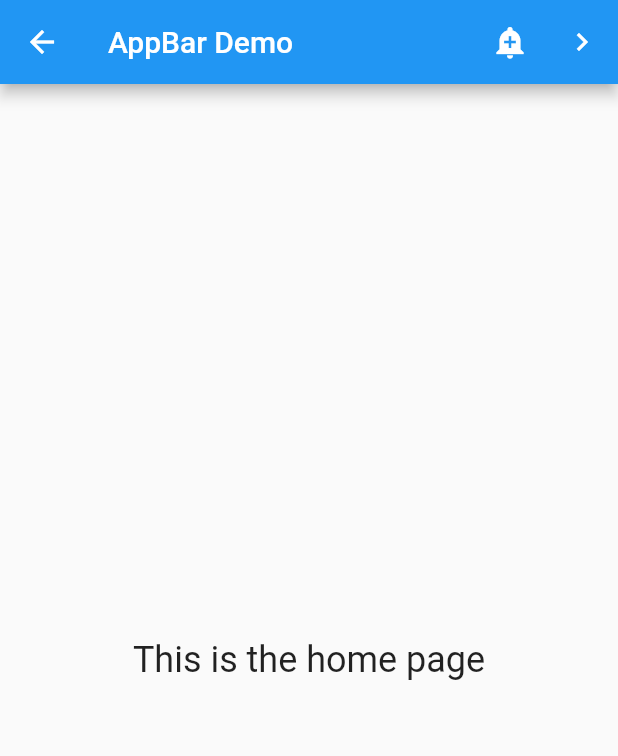
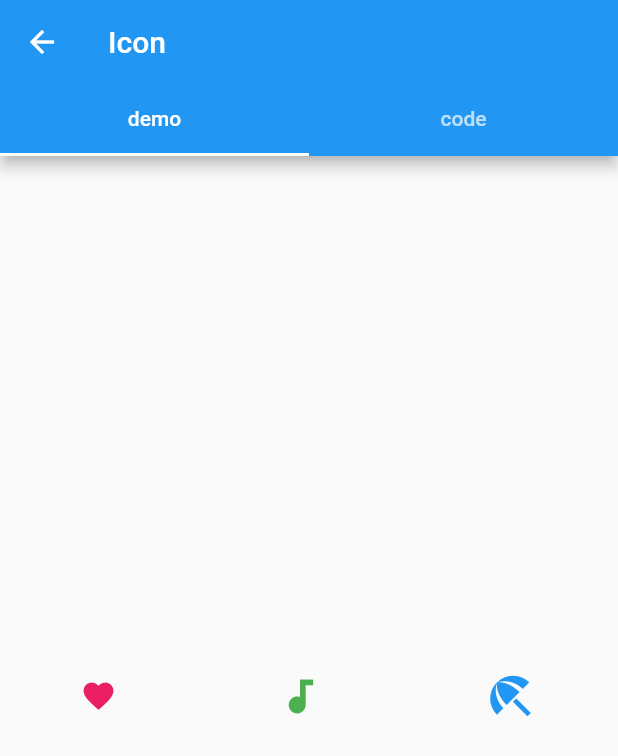
Before and after one commit to yeshu-cn/flutter_cookbook, a Flutter app: the BasicsPages screen opened directly, after a tap on "Icon", on a phone screen of 412 x 824 dp. Shown: the top 756 px of the screen. Run offline on Flutter 3.47's test engine with Material 2 defaults, Android fonts, the phone set to English and light mode, and no system bars; our stand-ins replace flutter_markdown, grouped_list.

```diff
--- /dev/null
+++ b/lib/widget/basics/icon_page.dart
@@ -0,0 +1,79 @@
+import 'package:flutter/material.dart';
+import 'package:flutter/services.dart';
+import 'package:flutter_markdown/flutter_markdown.dart';
+
+class IconPage extends StatelessWidget {
+  @override
+  Widget build(BuildContext context) {
+    return DefaultTabController(
+      length: 2,
+      child: Scaffold(
+        appBar: AppBar(
+          bottom: TabBar(
+            tabs: [
+              Tab(
+                text: 'demo',
+              ),
+              Tab(
+                text: 'code',
+              )
+            ],
+          ),
+          title: Text('Icon'),
+        ),
+        body: TabBarView(
+          children: [
+            _createDemoTab(),
+            _createCodeTab()
+          ],
+        ),
+      ),
+    );
+  }
+
+  Widget _createDemoTab() {
+    return Center(
+      child: Row(
+        mainAxisAlignment: MainAxisAlignment.spaceAround,
+        children: const <Widget>[
+          Icon(
+            Icons.favorite,
+            color: Colors.pink,
+            size: 24.0,
+            semanticLabel: 'Text to announce in accessibility modes',
+          ),
+          Icon(
+            Icons.audiotrack,
+            color: Colors.green,
+            size: 30.0,
+          ),
+          Icon(
+            Icons.beach_access,
+            color: Colors.blue,
+            size: 36.0,
+          ),
+        ],
+      ),
+    );
+  }
+
+  Widget _createCodeTab() {
+    return FutureBuilder(
+        future: rootBundle.loadString("assets/icon.md"),
+        builder: (BuildContext context, AsyncSnapshot<String> snapshot) {
+          if (snapshot.hasData) {
+            return Markdown(
+              data: snapshot.data,
+              styleSheet: MarkdownStyleSheet(
+                h1: TextStyle(color: Colors.blue, fontSize: 40),
+              ),
+              styleSheetTheme: MarkdownStyleSheetBaseTheme.material,
+            );
+          }
+
+          return Center(
+            child: CircularProgressIndicator(),
+          );
+        });
+  }
+}
--- a/lib/widget/basics_pages.dart
+++ b/lib/widget/basics_pages.dart
@@ -4,6 +4,8 @@ import 'package:flutter/material.dart';
 
 import 'basics/appbar_page.dart';
 import 'basics/column_page.dart';
+import 'basics/icon_page.dart';
+import 'basics/image_page.dart';
 
 class BasicsPages extends StatelessWidget {
   final widgetList = [
@@ -11,8 +13,8 @@ class BasicsPages extends StatelessWidget {
     WidgetItem("Column", ColumnPage()),
     WidgetItem("Container", ContainerPage()),
     WidgetItem("FlutterLogo", AppbarPage()),
-    WidgetItem("Icon", AppbarPage()),
-    WidgetItem("Image", AppbarPage()),
+    WidgetItem("Icon", IconPage()),
+    WidgetItem("Image", ImagePage()),
     WidgetItem("Placeholder", AppbarPage()),
     WidgetItem("RaisedButton", AppbarPage()),
     WidgetItem("Row", AppbarPage()),
--- a/pubspec.yaml
+++ b/pubspec.yaml
@@ -25,7 +25,7 @@ dependencies:
     sdk: flutter
 
   grouped_list: ^3.2.3
-
+  flutter_markdown: ^0.4.2
 
   # The following adds the Cupertino Icons font to your application.
   # Use with the CupertinoIcons class for iOS style icons.
@@ -76,3 +76,6 @@ flutter:
   #
   # For details regarding fonts from package dependencies,
   # see https://flutter.dev/custom-fonts/#from-packages
+  assets:
+    - assets/hello.md
+    - assets/icon.md
```
Also changed, not shown: lib/widget/basics/container_page.dart (+26 -6 lines), lib/widget/basics/image_page.dart (added, +65 -0 lines), pubspec.lock, 4 other files.
